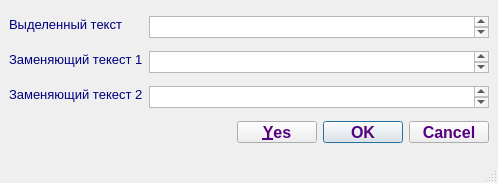
LeonidBolshakov/keyboard, file dialogue.ui: the form before one commit.
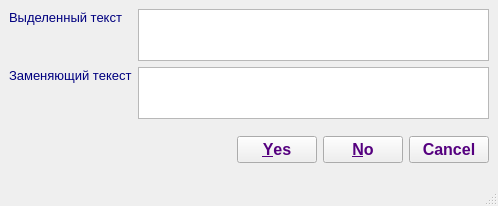
The form after the commit.

Commit message: Версия 1.5. Изменём алгоритм замены текста. Убраны виджеты не нужные при нвом алгоритме. Изменён дизайн.

What changed in the file:
```diff
--- a/dialogue.ui
+++ b/dialogue.ui
@@ -86,6 +86,12 @@
           <verstretch>0</verstretch>
          </sizepolicy>
         </property>
+        <property name="minimumSize">
+         <size>
+          <width>0</width>
+          <height>52</height>
+         </size>
+        </property>
         <property name="maximumSize">
          <size>
           <width>1000000</width>
@@ -220,7 +226,7 @@
          </font>
         </property>
         <property name="text">
-         <string>Заменяющий текест 1</string>
+         <string>Заменяющий текест</string>
         </property>
        </widget>
       </item>
@@ -232,154 +238,14 @@
           <verstretch>0</verstretch>
          </sizepolicy>
         </property>
-        <property name="maximumSize">
+        <property name="minimumSize">
          <size>
-          <width>1000000</width>
-          <height>22</height>
+          <width>0</width>
+          <height>52</height>
          </size>
         </property>
-        <property name="palette">
-         <palette>
-          <active>
-           <colorrole role="WindowText">
-            <brush brushstyle="SolidPattern">
-             <color alpha="255">
-              <red>0</red>
-              <green>0</green>
-              <blue>0</blue>
-             </color>
-            </brush>
-           </colorrole>
-           <colorrole role="Text">
-            <brush brushstyle="SolidPattern">
-             <color alpha="255">
-              <red>0</red>
-              <green>0</green>
-              <blue>255</blue>
-             </color>
-            </brush>
-           </colorrole>
-          </active>
-          <inactive>
-           <colorrole role="WindowText">
-            <brush brushstyle="SolidPattern">
-             <color alpha="255">
-              <red>0</red>
-              <green>0</green>
-              <blue>0</blue>
-             </color>
-            </brush>
-           </colorrole>
-           <colorrole role="Text">
-            <brush brushstyle="SolidPattern">
-             <color alpha="255">
-              <red>0</red>
-              <green>0</green>
-              <blue>255</blue>
-             </color>
-            </brush>
-           </colorrole>
-          </inactive>
-          <disabled>
-           <colorrole role="WindowText">
-            <brush brushstyle="SolidPattern">
-             <color alpha="255">
-              <red>120</red>
-              <green>120</green>
-              <blue>120</blue>
-             </color>
-            </brush>
-           </colorrole>
-           <colorrole role="Text">
-            <brush brushstyle="SolidPattern">
-             <color alpha="255">
-              <red>120</red>
-              <green>120</green>
-              <blue>120</blue>
-             </color>
-            </brush>
-           </colorrole>
-          </disabled>
-         </palette>
-        </property>
-        <property name="font">
-         <font>
-          <pointsize>12</pointsize>
-         </font>
-        </property>
-       </widget>
-      </item>
-      <item row="2" column="0">
-       <widget class="QLabel" name="label_3">
-        <property name="sizePolicy">
-         <sizepolicy hsizetype="Preferred" vsizetype="Fixed">
-          <horstretch>0</horstretch>
-          <verstretch>0</verstretch>
-         </sizepolicy>
-        </property>
         <property name="maximumSize">
          <size>
-          <width>256</width>
-          <height>17</height>
-         </size>
-        </property>
-        <property name="palette">
-         <palette>
-          <active>
-           <colorrole role="WindowText">
-            <brush brushstyle="SolidPattern">
-             <color alpha="255">
-              <red>0</red>
-              <green>0</green>
-              <blue>127</blue>
-             </color>
-            </brush>
-           </colorrole>
-          </active>
-          <inactive>
-           <colorrole role="WindowText">
-            <brush brushstyle="SolidPattern">
-             <color alpha="255">
-              <red>0</red>
-              <green>0</green>
-              <blue>127</blue>
-             </color>
-            </brush>
-           </colorrole>
-          </inactive>
-          <disabled>
-           <colorrole role="WindowText">
-            <brush brushstyle="SolidPattern">
-             <color alpha="255">
-              <red>120</red>
-              <green>120</green>
-              <blue>120</blue>
-             </color>
-            </brush>
-           </colorrole>
-          </disabled>
-         </palette>
-        </property>
-        <property name="font">
-         <font>
-          <pointsize>10</pointsize>
-         </font>
-        </property>
-        <property name="text">
-         <string>Заменяющий текест 2</string>
-        </property>
-       </widget>
-      </item>
-      <item row="2" column="1">
-       <widget class="QTextBrowser" name="txtBrowReplace2">
-        <property name="sizePolicy">
-         <sizepolicy hsizetype="Expanding" vsizetype="Expanding">
-          <horstretch>0</horstretch>
-          <verstretch>0</verstretch>
-         </sizepolicy>
-        </property>
-        <property name="maximumSize">
-         <size>
           <width>1000000</width>
           <height>22</height>
          </size>
@@ -455,12 +321,18 @@
         </property>
        </widget>
       </item>
-      <item row="3" column="0" colspan="2">
+      <item row="2" column="0" colspan="2">
        <widget class="QDialogButtonBox" name="buttonBox">
+        <property name="minimumSize">
+         <size>
+          <width>0</width>
+          <height>50</height>
+         </size>
+        </property>
         <property name="maximumSize">
          <size>
           <width>16777215</width>
-          <height>22</height>
+          <height>16777215</height>
          </size>
         </property>
         <property name="palette">
@@ -514,7 +386,7 @@
          <enum>Qt::Horizontal</enum>
         </property>
         <property name="standardButtons">
-         <set>QDialogButtonBox::Cancel|QDialogButtonBox::Ok|QDialogButtonBox::Yes</set>
+         <set>QDialogButtonBox::Cancel|QDialogButtonBox::No|QDialogButtonBox::Yes</set>
         </property>
         <property name="centerButtons">
          <bool>false</bool>
```
Left out of the diff: 4 changed lines with no effect on the pictures. The commit also changes 5 other files.
